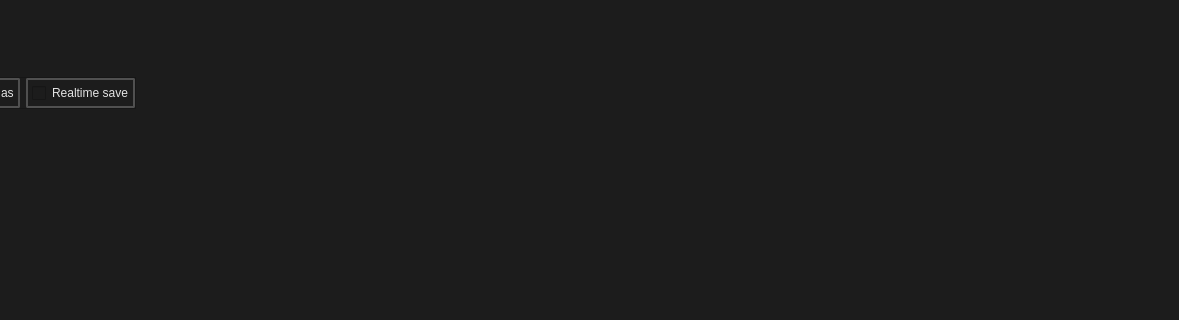
The window that src/smartprop_editor/main.ui (dertwist/Hammer5Tools) describes before a commit, drawn with Qt 5; both pictures show x 101 to 1280 and y 400 to 720 of the 1280 by 720 pixel window.
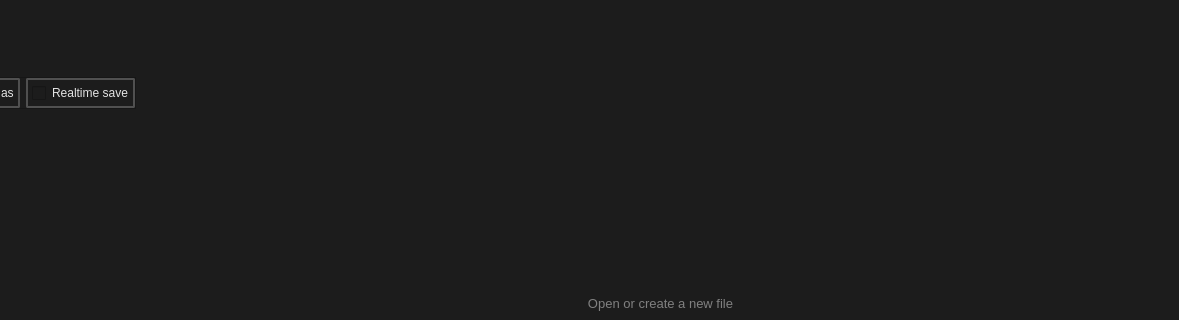
The same window after the commit. Icons and pictures are not drawn.

The edit to the form file:
```diff
--- a/src/smartprop_editor/main.ui
+++ b/src/smartprop_editor/main.ui
@@ -17,22 +17,7 @@
    <string notr="true">background-color: #1C1C1C;</string>
   </property>
   <widget class="QWidget" name="centralwidget">
-   <layout class="QVBoxLayout" name="verticalLayout_9">
-    <property name="spacing">
-     <number>0</number>
-    </property>
-    <property name="leftMargin">
-     <number>0</number>
-    </property>
-    <property name="topMargin">
-     <number>0</number>
-    </property>
-    <property name="rightMargin">
-     <number>0</number>
-    </property>
-    <property name="bottomMargin">
-     <number>0</number>
-    </property>
+   <layout class="QVBoxLayout" name="verticalLayout">
     <item>
      <widget class="QTabWidget" name="DocumentTabWidget">
       <property name="currentIndex">
@@ -49,6 +34,19 @@
       </property>
      </widget>
     </item>
+    <item>
+     <widget class="QLabel" name="placeholder_label">
+      <property name="styleSheet">
+       <string notr="true">color: gray; font-size: 13px;</string>
+      </property>
+      <property name="text">
+       <string>Open or create a new file</string>
+      </property>
+      <property name="alignment">
+       <set>Qt::AlignmentFlag::AlignCenter</set>
+      </property>
+     </widget>
+    </item>
    </layout>
   </widget>
   <widget class="QDockWidget" name="ExplorerDock">
```
